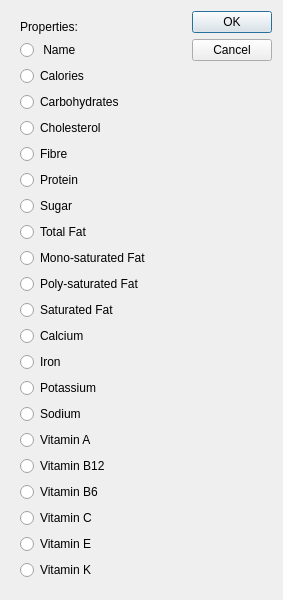
Qt form PropertyEditor/UI/PropertyEditor.ui (Diego-Berdeja/recetario) before a commit.
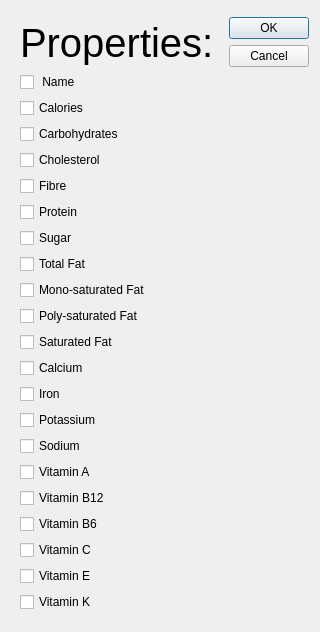
The same form after that commit.

```diff
--- a/PropertyEditor/UI/PropertyEditor.ui
+++ b/PropertyEditor/UI/PropertyEditor.ui
@@ -6,7 +6,7 @@
    <rect>
     <x>0</x>
     <y>0</y>
-    <width>283</width>
+    <width>287</width>
     <height>582</height>
    </rect>
   </property>
@@ -20,179 +20,187 @@
    <string>Property Editor</string>
   </property>
   <layout class="QGridLayout" name="gridLayout">
-   <item row="0" column="0" rowspan="2">
+   <item row="1" column="1">
+    <widget class="QDialogButtonBox" name="buttonBox">
+     <property name="orientation">
+      <enum>Qt::Orientation::Vertical</enum>
+     </property>
+     <property name="standardButtons">
+      <set>QDialogButtonBox::StandardButton::Cancel|QDialogButtonBox::StandardButton::Ok</set>
+     </property>
+    </widget>
+   </item>
+   <item row="0" column="1">
+    <widget class="QWidget" name="widget" native="true"/>
+   </item>
+   <item row="0" column="0" rowspan="3">
     <widget class="QWidget" name="widget_buttons" native="true">
      <layout class="QFormLayout" name="formLayout">
       <property name="labelAlignment">
        <set>Qt::AlignmentFlag::AlignLeading|Qt::AlignmentFlag::AlignLeft|Qt::AlignmentFlag::AlignTop</set>
       </property>
-      <item row="1" column="0">
-       <widget class="QRadioButton" name="name">
+      <item row="0" column="0">
+       <widget class="QLabel" name="label">
+        <property name="font">
+         <font>
+          <pointsize>30</pointsize>
+         </font>
+        </property>
         <property name="text">
-         <string> Name</string>
+         <string>Properties:</string>
+        </property>
+       </widget>
+      </item>
+      <item row="12" column="0">
+       <widget class="QCheckBox" name="calcium">
+        <property name="text">
+         <string>Calcium</string>
+        </property>
+       </widget>
+      </item>
+      <item row="5" column="0">
+       <widget class="QCheckBox" name="fibre">
+        <property name="text">
+         <string>Fibre</string>
         </property>
        </widget>
       </item>
       <item row="2" column="0">
-       <widget class="QRadioButton" name="calories">
+       <widget class="QCheckBox" name="calories">
         <property name="text">
          <string>Calories</string>
         </property>
        </widget>
       </item>
       <item row="3" column="0">
-       <widget class="QRadioButton" name="carbohydrates">
+       <widget class="QCheckBox" name="carbohydrates">
         <property name="text">
          <string>Carbohydrates</string>
         </property>
        </widget>
       </item>
       <item row="4" column="0">
-       <widget class="QRadioButton" name="cholesterol">
+       <widget class="QCheckBox" name="cholesterol">
         <property name="text">
          <string>Cholesterol</string>
         </property>
        </widget>
       </item>
-      <item row="5" column="0">
-       <widget class="QRadioButton" name="fibre">
+      <item row="13" column="0">
+       <widget class="QCheckBox" name="iron">
         <property name="text">
-         <string>Fibre</string>
-        </property>
-       </widget>
-      </item>
-      <item row="6" column="0">
-       <widget class="QRadioButton" name="protein">
-        <property name="text">
-         <string>Protein</string>
-        </property>
-       </widget>
-      </item>
-      <item row="7" column="0">
-       <widget class="QRadioButton" name="sugar">
-        <property name="text">
-         <string>Sugar</string>
-        </property>
-       </widget>
-      </item>
-      <item row="8" column="0">
-       <widget class="QRadioButton" name="total_fat">
-        <property name="text">
-         <string>Total Fat</string>
+         <string>Iron</string>
         </property>
        </widget>
       </item>
       <item row="9" column="0">
-       <widget class="QRadioButton" name="monosaturated_fat">
+       <widget class="QCheckBox" name="monosaturated_fat">
         <property name="text">
          <string>Mono-saturated Fat</string>
         </property>
        </widget>
       </item>
+      <item row="1" column="0">
+       <widget class="QCheckBox" name="name">
+        <property name="text">
+         <string> Name</string>
+        </property>
+       </widget>
+      </item>
       <item row="10" column="0">
-       <widget class="QRadioButton" name="polysaturated_fat">
+       <widget class="QCheckBox" name="polysaturated_fat">
         <property name="text">
          <string>Poly-saturated Fat</string>
         </property>
        </widget>
       </item>
-      <item row="11" column="0">
-       <widget class="QRadioButton" name="saturated_fat">
-        <property name="text">
-         <string>Saturated Fat</string>
-        </property>
-       </widget>
-      </item>
-      <item row="12" column="0">
-       <widget class="QRadioButton" name="calcium">
-        <property name="text">
-         <string>Calcium</string>
-        </property>
-       </widget>
-      </item>
-      <item row="13" column="0">
-       <widget class="QRadioButton" name="iron">
-        <property name="text">
-         <string>Iron</string>
-        </property>
-       </widget>
-      </item>
       <item row="14" column="0">
-       <widget class="QRadioButton" name="potassium">
+       <widget class="QCheckBox" name="potassium">
         <property name="text">
          <string>Potassium</string>
         </property>
        </widget>
       </item>
+      <item row="6" column="0">
+       <widget class="QCheckBox" name="protein">
+        <property name="text">
+         <string>Protein</string>
+        </property>
+       </widget>
+      </item>
+      <item row="11" column="0">
+       <widget class="QCheckBox" name="saturated_fat">
+        <property name="text">
+         <string>Saturated Fat</string>
+        </property>
+       </widget>
+      </item>
       <item row="15" column="0">
-       <widget class="QRadioButton" name="sodium">
+       <widget class="QCheckBox" name="sodium">
         <property name="text">
          <string>Sodium</string>
         </property>
        </widget>
       </item>
+      <item row="7" column="0">
+       <widget class="QCheckBox" name="sugar">
+        <property name="text">
+         <string>Sugar</string>
+        </property>
+       </widget>
+      </item>
+      <item row="8" column="0">
+       <widget class="QCheckBox" name="total_fat">
+        <property name="text">
+         <string>Total Fat</string>
+        </property>
+       </widget>
+      </item>
       <item row="16" column="0">
-       <widget class="QRadioButton" name="vitamin_a">
+       <widget class="QCheckBox" name="vitamin_a">
         <property name="text">
          <string>Vitamin A</string>
         </property>
        </widget>
       </item>
       <item row="17" column="0">
-       <widget class="QRadioButton" name="vitamin_b12">
+       <widget class="QCheckBox" name="vitamin_b12">
         <property name="text">
          <string>Vitamin B12</string>
         </property>
        </widget>
       </item>
       <item row="18" column="0">
-       <widget class="QRadioButton" name="vitamin_b6">
+       <widget class="QCheckBox" name="vitamin_b6">
         <property name="text">
          <string>Vitamin B6</string>
         </property>
        </widget>
       </item>
       <item row="19" column="0">
-       <widget class="QRadioButton" name="vitamin_c">
+       <widget class="QCheckBox" name="vitamin_c">
         <property name="text">
          <string>Vitamin C</string>
         </property>
        </widget>
       </item>
       <item row="20" column="0">
-       <widget class="QRadioButton" name="vitamin_e">
+       <widget class="QCheckBox" name="vitamin_e">
         <property name="text">
          <string>Vitamin E</string>
         </property>
        </widget>
       </item>
       <item row="21" column="0">
-       <widget class="QRadioButton" name="vitamin_k">
+       <widget class="QCheckBox" name="vitamin_k">
         <property name="text">
          <string>Vitamin K</string>
         </property>
        </widget>
       </item>
-      <item row="0" column="0">
-       <widget class="QLabel" name="label">
-        <property name="text">
-         <string>Properties:</string>
-        </property>
-       </widget>
-      </item>
      </layout>
     </widget>
    </item>
-   <item row="0" column="1">
-    <widget class="QDialogButtonBox" name="buttonBox">
-     <property name="orientation">
-      <enum>Qt::Orientation::Vertical</enum>
-     </property>
-     <property name="standardButtons">
-      <set>QDialogButtonBox::StandardButton::Cancel|QDialogButtonBox::StandardButton::Ok</set>
-     </property>
-    </widget>
-   </item>
   </layout>
  </widget>
  <resources/>
```
